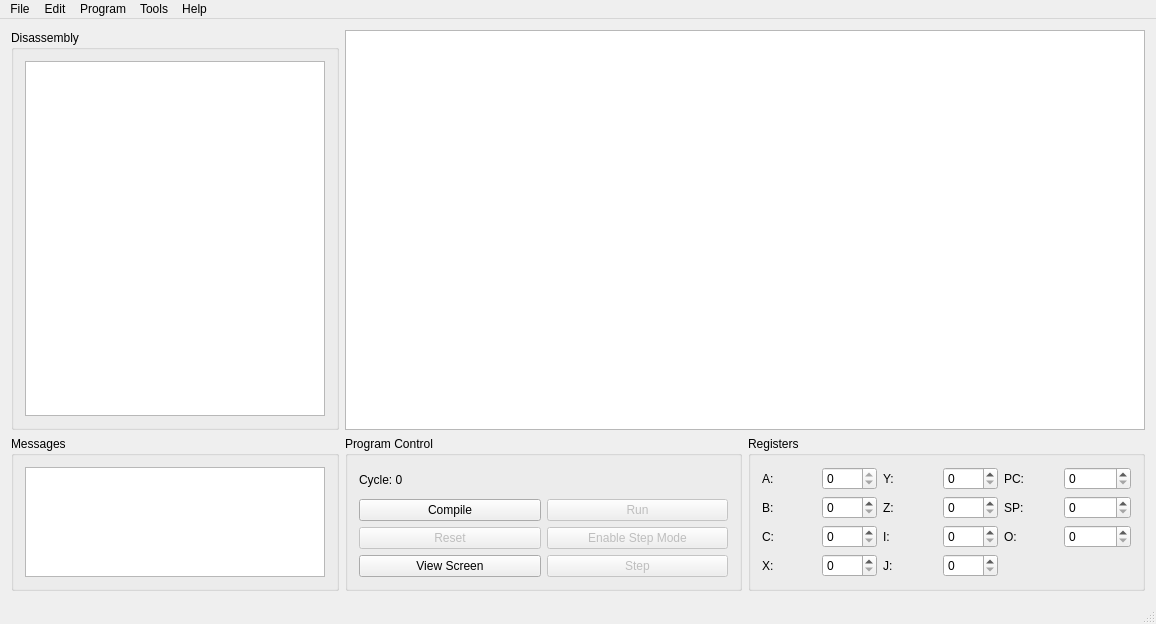
Above: dcpudeveloper.ui from jamie124/DCPU-Developer before the change. Below: the same form after it.
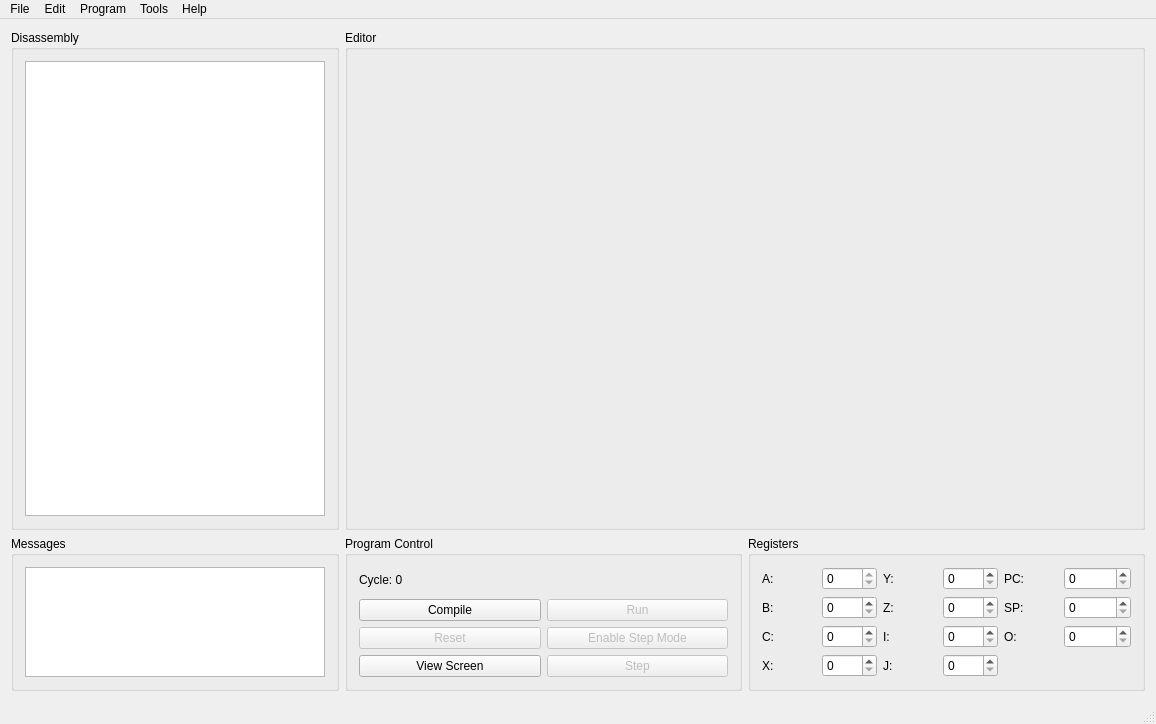
That is the form after the change. Custom widgets are drawn as their Qt base class.

Patch:
```diff
--- a/dcpudeveloper.ui
+++ b/dcpudeveloper.ui
@@ -17,22 +17,6 @@
    <layout class="QGridLayout" name="gridLayout_6">
     <item row="0" column="0">
      <layout class="QGridLayout" name="gridLayout">
-      <item row="0" column="1" colspan="2">
-       <widget class="Editor" name="editor">
-        <property name="minimumSize">
-         <size>
-          <width>800</width>
-          <height>400</height>
-         </size>
-        </property>
-        <property name="font">
-         <font>
-          <family>Courier</family>
-          <pointsize>10</pointsize>
-         </font>
-        </property>
-       </widget>
-      </item>
       <item row="1" column="0">
        <widget class="QGroupBox" name="messages_gb">
         <property name="minimumSize">
@@ -323,6 +307,19 @@
         </layout>
        </widget>
       </item>
+      <item row="0" column="1" colspan="2">
+       <widget class="QGroupBox" name="editor_gb">
+        <property name="minimumSize">
+         <size>
+          <width>800</width>
+          <height>500</height>
+         </size>
+        </property>
+        <property name="title">
+         <string>Editor</string>
+        </property>
+       </widget>
+      </item>
      </layout>
     </item>
    </layout>
@@ -506,13 +503,6 @@
   </action>
  </widget>
  <layoutdefault spacing="6" margin="11"/>
- <customwidgets>
-  <customwidget>
-   <class>Editor</class>
-   <extends>QTextEdit</extends>
-   <header>editor.h</header>
-  </customwidget>
- </customwidgets>
  <resources/>
  <connections/>
 </ui>
```
